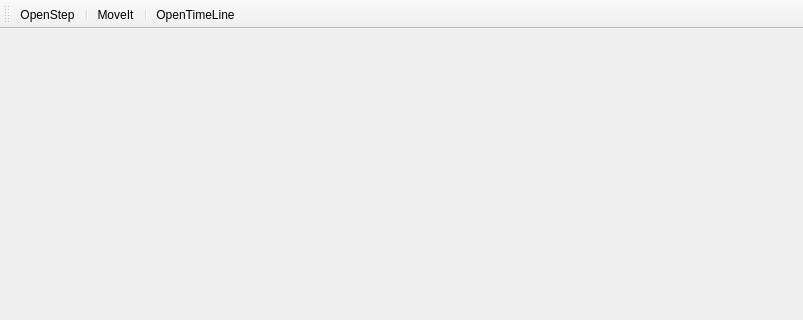
Above: Qt_Project/Gepard_Kinematic/mainwindow.ui from DrBanana/gpd_kinematic before the change; both pictures show x 0 to 803 and y 0 to 320 of the 803 by 626 pixel window. Below: the same form after it.
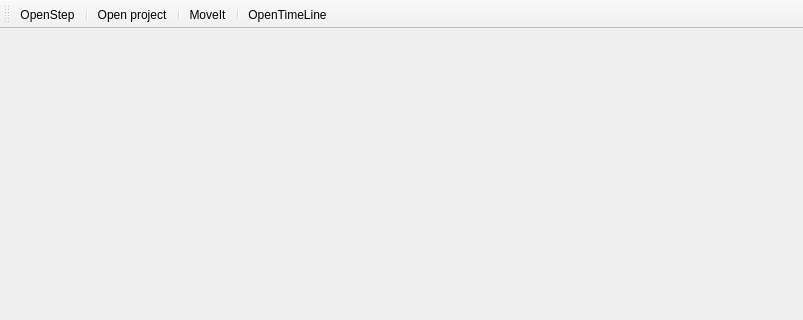
That is the form after the change.

Diff of the .ui file:
```diff
--- a/Qt_Project/Gepard_Kinematic/mainwindow.ui
+++ b/Qt_Project/Gepard_Kinematic/mainwindow.ui
@@ -33,6 +33,8 @@
    </attribute>
    <addaction name="actionOpenStep"/>
    <addaction name="separator"/>
+   <addaction name="actionOpen_project"/>
+   <addaction name="separator"/>
    <addaction name="actionMoveIt"/>
    <addaction name="separator"/>
    <addaction name="actionOpenTimeLine"/>
@@ -56,6 +58,14 @@
     <string>OpenTimeLine</string>
    </property>
   </action>
+  <action name="actionOpen_project">
+   <property name="text">
+    <string>Open project</string>
+   </property>
+   <property name="toolTip">
+    <string>Открыть проект</string>
+   </property>
+  </action>
  </widget>
  <layoutdefault spacing="6" margin="11"/>
  <resources/>
```
Left out of the diff: 2 changed lines with no effect on the pictures.
